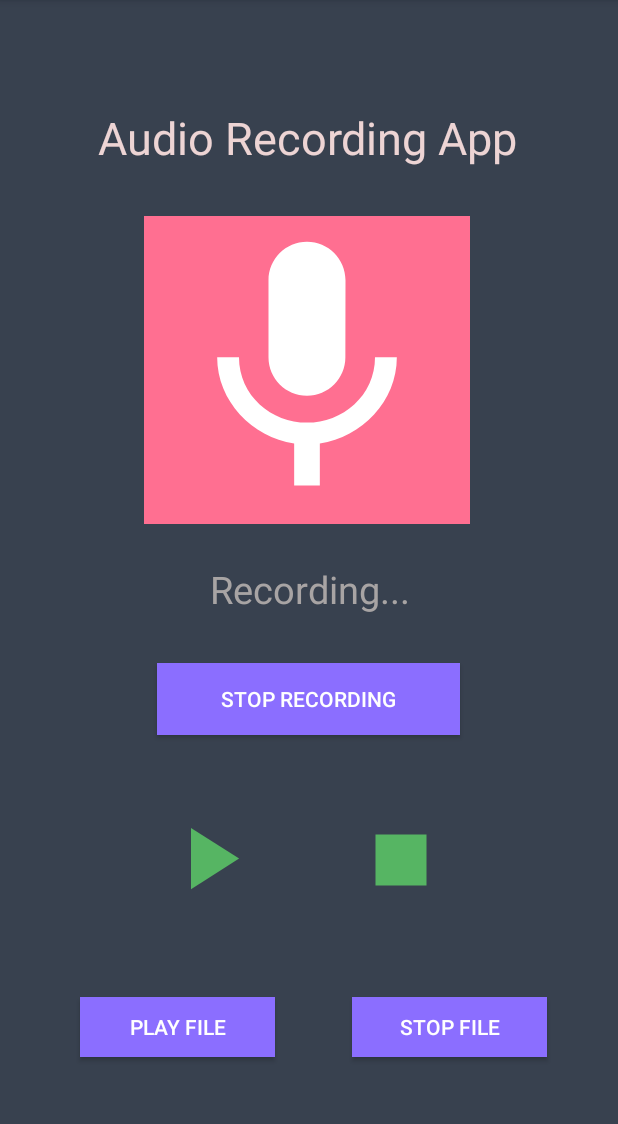
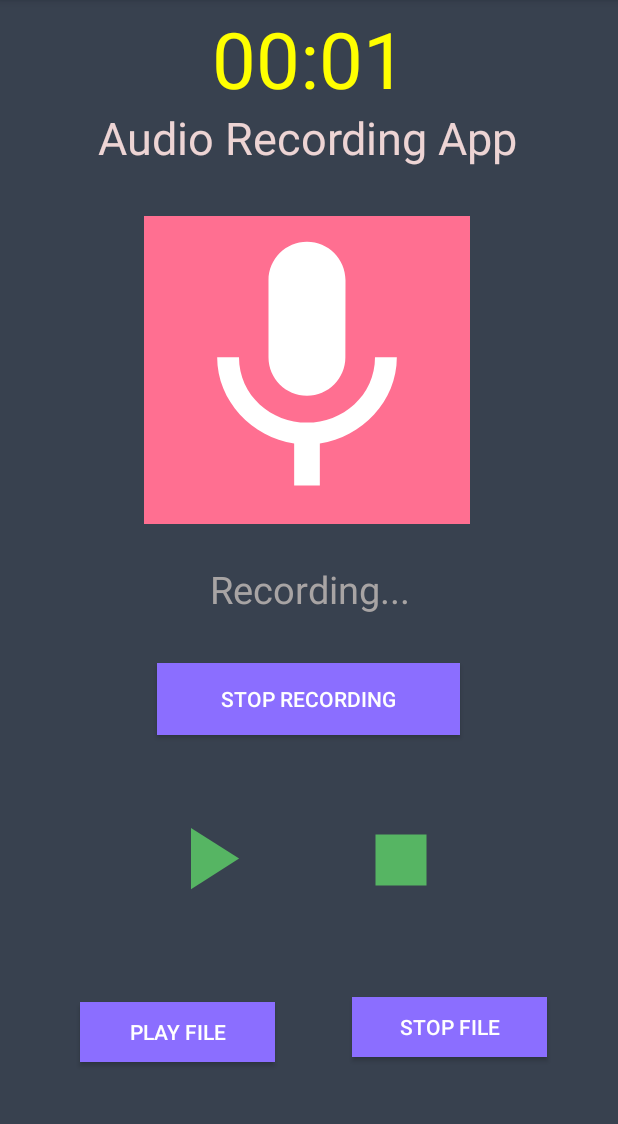
Before and after one commit to sahilsheth/SoundRecorderApp, an Android app: the screen it shows after launch (MainActivity), after a tap on an icon or button, on a phone screen of 412 x 824 dp, the part 84-1208 px from its top. Run offline under Robolectric (Android 15) with nearby library versions, the phone set to English and light mode, and no system bars.

```diff
--- a/app/src/main/java/com/example/soundrecorder/MainActivity.kt
+++ b/app/src/main/java/com/example/soundrecorder/MainActivity.kt
@@ -6,13 +6,16 @@ import android.media.MediaPlayer
 import android.media.MediaRecorder
 import androidx.appcompat.app.AppCompatActivity
 import android.os.Bundle
-import android.widget.Button
-import android.widget.ImageView
-import android.widget.TextView
-import android.widget.Toast
+import android.os.SystemClock
+import android.widget.*
 import androidx.core.app.ActivityCompat
 import androidx.core.content.ContextCompat
+import androidx.lifecycle.MutableLiveData
+import androidx.lifecycle.ViewModel
+import kotlinx.android.synthetic.main.activity_main.*
 import java.io.IOException
+import java.text.SimpleDateFormat
+import java.util.*
 
 class MainActivity : AppCompatActivity() {
 
@@ -23,19 +26,25 @@ class MainActivity : AppCompatActivity() {
     lateinit var stopRecordng: Button
     lateinit var playFile: Button
     lateinit var stopFile: Button
+    lateinit var timer:Chronometer
+
 
     private var accept: Array<String> = arrayOf(
         android.Manifest.permission.WRITE_EXTERNAL_STORAGE,
         android.Manifest.permission.RECORD_AUDIO
     )
-
     var pathofFile: String = ""
     private lateinit var recording: MediaRecorder
     private lateinit var player: MediaPlayer
     private var permissionNum: Int = 1000
+    companion object{
+        private const val timeFormating = "yyyyMMdd_HHmmss"
+        fun newStance() = MainActivity()
+    }
 
     override fun onCreate(savedInstanceState: Bundle?) {
         super.onCreate(savedInstanceState)
+        //timer = recordTime
         if (!checkPermission()) {
             requestPermission()
         }
@@ -47,6 +56,7 @@ class MainActivity : AppCompatActivity() {
         stopRecordng = findViewById(R.id.StopRecording)
         playFile = findViewById(R.id.playRecFile)
         stopFile = findViewById(R.id.stopRecFile)
+        timer = findViewById(R.id.recordTime)
 
         playFile.setOnClickListener {
             val file = "Livin' On a Prayer.m4a"
@@ -59,6 +69,9 @@ class MainActivity : AppCompatActivity() {
             try{
                 player.prepare()
                 player.start()
+                //https://stackoverflow.com/questions/10862845/how-to-set-android-chronometer-base-time-from-date-object
+                timer.base = SystemClock.elapsedRealtime()
+                timer.start()
                 place.text = "Playing audio"
                 playFile.isEnabled = false
             }catch (error:Exception){
@@ -68,6 +81,7 @@ class MainActivity : AppCompatActivity() {
 
         stopFile.setOnClickListener {
             try{
+                timer.stop()
                 player.stop()
                 player.prepare()
                 player.release()
@@ -85,6 +99,8 @@ class MainActivity : AppCompatActivity() {
                 try {
                     recording.prepare()
                     recording.start()
+                    timer.base = SystemClock.elapsedRealtime()
+                    timer.start()
                 } catch (e: IOException) {
                     e.printStackTrace()
                 }
@@ -97,6 +113,7 @@ class MainActivity : AppCompatActivity() {
         }
 
         stopRecordng.setOnClickListener {
+            timer.stop()
             recording.stop()
             stopRecordng.isEnabled = false
             play.isEnabled = true
@@ -116,10 +133,12 @@ class MainActivity : AppCompatActivity() {
                 player.setDataSource(pathofFile)
                 player.prepare()
             } catch (e: IOException)
-                {
-                    e.printStackTrace()
-                }
+            {
+                e.printStackTrace()
+            }
             player.start()
+            timer.base = SystemClock.elapsedRealtime()
+            timer.start()
             place.text = "Playing...."
         }
         stop.setOnClickListener {
@@ -129,6 +148,7 @@ class MainActivity : AppCompatActivity() {
             play.isEnabled = true
             if(player != null)
             {
+                timer.stop()
                 player.stop()
                 player.release()
                 place.text="Stop Playing"
@@ -144,6 +164,8 @@ class MainActivity : AppCompatActivity() {
         recording.setAudioEncoder(MediaRecorder.OutputFormat.AMR_NB)
         recording.setOutputFile(pathofFile)
     }
+
+    private fun getCurrentTime()= SimpleDateFormat(timeFormating).format(Calendar.getInstance().timeInMillis)
 
     private fun requestPermission() {
         ActivityCompat.requestPermissions(this, accept, permissionNum)
--- a/app/src/main/res/layout/activity_main.xml
+++ b/app/src/main/res/layout/activity_main.xml
@@ -20,6 +20,7 @@
         app:layout_constraintStart_toStartOf="parent"
         app:layout_constraintTop_toTopOf="parent"
         app:layout_constraintVertical_bias="0.098" />
+
 
     <ImageView
         android:id="@+id/RecordButton"
@@ -105,14 +106,26 @@
         android:id="@+id/playRecFile"
         android:layout_width="130dp"
         android:layout_height="40dp"
+        android:layout_marginBottom="60dp"
         android:background="#8B6EFF"
         android:text="Play File"
         android:textColor="#FFFFFF"
         app:layout_constraintBottom_toBottomOf="parent"
         app:layout_constraintEnd_toEndOf="parent"
         app:layout_constraintHorizontal_bias="0.188"
+        app:layout_constraintStart_toStartOf="parent" />
+
+    <Chronometer
+        android:id="@+id/recordTime"
+        android:layout_width="wrap_content"
+        android:layout_height="wrap_content"
+        android:gravity="center"
+        android:textColor="#FF0"
+        android:textSize="52sp"
+        app:layout_constraintBottom_toBottomOf="parent"
+        app:layout_constraintEnd_toEndOf="parent"
         app:layout_constraintStart_toStartOf="parent"
         app:layout_constraintTop_toTopOf="parent"
-        app:layout_constraintVertical_bias="0.913" />
+        app:layout_constraintVertical_bias="0.006" />
 
 </androidx.constraintlayout.widget.ConstraintLayout>
```
